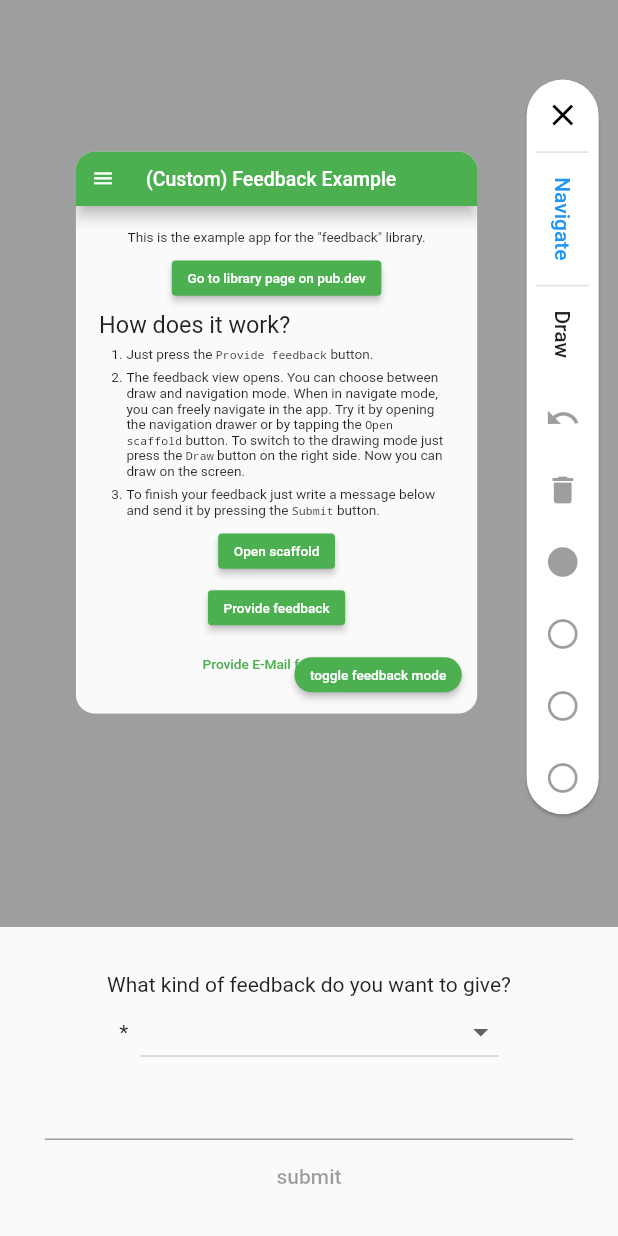
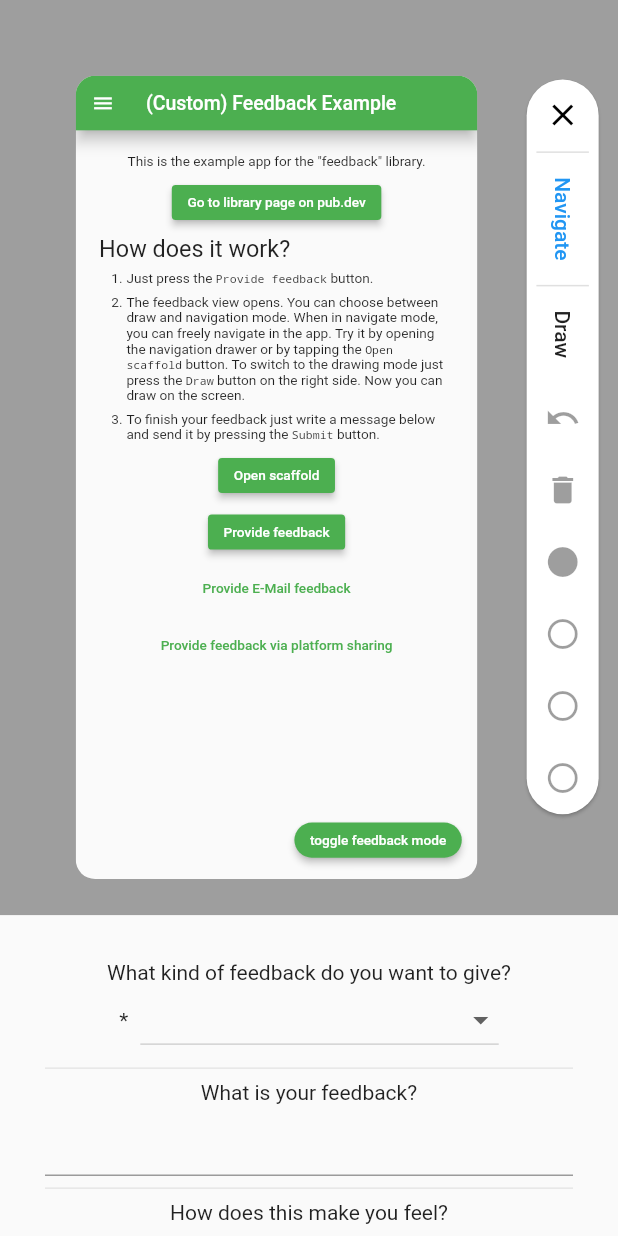
Before and after one commit to ueman/feedback, a Flutter app: the screen it shows after launch, after a tap on "toggle feedback mode", after a tap on "Provide feedback", on a phone screen of 412 x 824 dp. Run offline on Flutter 3.47's test engine with Material 2 defaults, Android fonts, the phone set to English and light mode, and no system bars; drawn by our look-alikes of flutter_markdown; our stand-ins replace share; missing offline and left inert: flutter_email_sender.

Commit message:
fixed bottom sheet alignment and finished example

```diff
--- a/example/lib/custom_feedback.dart
+++ b/example/lib/custom_feedback.dart
@@ -76,9 +76,17 @@ class _CustomFeedbackFormState extends State<CustomFeedbackForm> {
             ),
           ],
         ),
+        const Divider(),
+        const Text('What is your feedback?'),
         TextField(
           onChanged: (newFeedback) =>
               _customFeedback.feedbackText = newFeedback,
+        ),
+        const Divider(),
+        const Text('How does this make you feel?'),
+        Row(
+          mainAxisAlignment: MainAxisAlignment.center,
+          children: FeedbackRating.values.map(_ratingToIcon).toList(),
         ),
         TextButton(
           // disable this button until the user has specified a feedback type
@@ -90,4 +98,26 @@ class _CustomFeedbackFormState extends State<CustomFeedbackForm> {
       ],
     );
   }
+
+  Widget _ratingToIcon(FeedbackRating rating) {
+    final bool isSelected = _customFeedback.rating == rating;
+    late IconData icon;
+    switch (rating) {
+      case FeedbackRating.bad:
+        icon = Icons.sentiment_dissatisfied;
+        break;
+      case FeedbackRating.neutral:
+        icon = Icons.sentiment_neutral;
+        break;
+      case FeedbackRating.good:
+        icon = Icons.sentiment_satisfied;
+        break;
+    }
+    return IconButton(
+      color: isSelected ? Theme.of(context).accentColor : Colors.grey,
+      onPressed: () => setState(() => _customFeedback.rating = rating),
+      icon: Icon(icon),
+      iconSize: 36,
+    );
+  }
 }
--- a/example/lib/main.dart
+++ b/example/lib/main.dart
@@ -204,7 +204,12 @@ class MyHomePage extends StatelessWidget {
             borderRadius: BorderRadius.all(Radius.circular(20))),
         child: const Text('toggle feedback mode',
             style: TextStyle(color: Colors.white)),
-        onPressed: () => toggleCustomizedFeedback(),
+        onPressed: () {
+          // don't toggle the feedback mode if it's currently visible
+          if (!BetterFeedback.of(context)!.isVisible) {
+            toggleCustomizedFeedback();
+          }
+        },
       ),
     );
   }
--- a/lib/feedback.dart
+++ b/lib/feedback.dart
@@ -1,6 +1,7 @@
 library feedback;
 
 export 'src/better_feedback.dart';
+export 'src/feedback_controller.dart';
 export 'src/feedback_functions.dart';
 export 'src/feedback_mode.dart';
 export 'src/l18n/translation.dart';
--- a/lib/src/feedback_widget.dart
+++ b/lib/src/feedback_widget.dart
@@ -121,12 +121,8 @@ class FeedbackWidgetState extends State<FeedbackWidget>
             fit: StackFit.passthrough,
             alignment: Alignment.center,
             children: <Widget>[
-              Positioned(
-                top: 0,
-                left: 0,
-                right: 0,
-                bottom:
-                    MediaQuery.of(context).size.height * .3 * animation.value,
+              Align(
+                alignment: Alignment.topCenter,
                 child: ScaleAndClip(
                   scale: scaleAnimation.value,
                   alignmentProgress: animation.value,
@@ -186,14 +182,16 @@ class FeedbackWidgetState extends State<FeedbackWidget>
                   // especially if the keyboard is shown
                   bottom: MediaQuery.of(context).viewInsets.bottom,
                   right: 0,
+                  height: MediaQuery.of(context).size.height *
+                      // height should be screen size minus the bottom edge of
+                      // screenshot widget:
+                      //   1 - (scaleOrigin + height*scaleFactor)
+                      (1 - (.35 / 2 + 1.65 / 2 * .65)),
                   child: SlideTransition(
                     position: Tween(begin: const Offset(0, 1), end: Offset.zero)
                         .animate(animation),
-                    child: SizedBox(
-                      // TODO(caseycrogers): this height was set by eyeballing,
-                      // it should be defined directly in terms of the scale and
-                      // alignment applied to widget.child above
-                      height: MediaQuery.of(context).size.height / 4,
+                    child: Padding(
+                      padding: const EdgeInsets.only(top: 24),
                       child: FeedbackBottomSheet(
                         getFeedback: widget.getFeedback,
                         onSubmit: (Object feedback) async {
--- a/lib/src/scale_and_clip.dart
+++ b/lib/src/scale_and_clip.dart
@@ -17,7 +17,7 @@ class ScaleAndClip extends StatelessWidget {
     return Transform.scale(
       alignment: Alignment(
         -0.3 * alignmentProgress,
-        0,
+        -0.65 * alignmentProgress,
       ),
       scale: scale,
       child: ClipRRect(
```
